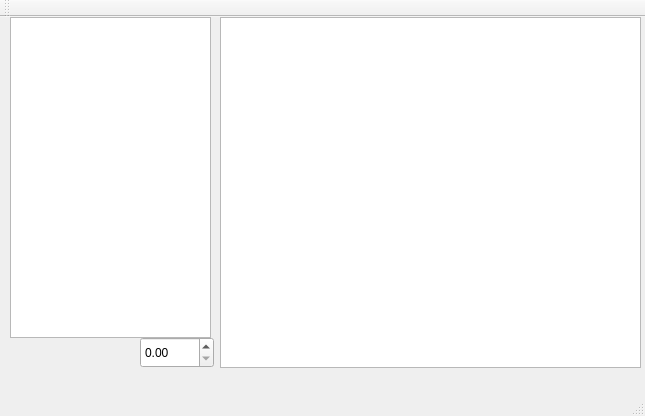
The window that bezier/mainwindow.ui (pholat/Bezier) describes before a commit, drawn with Qt 5.
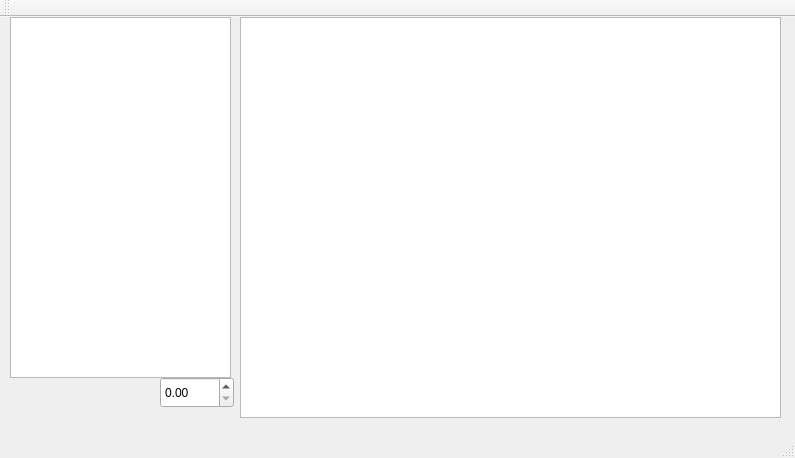
The same window after the commit.

The edit to the form file:
```diff
--- a/bezier/mainwindow.ui
+++ b/bezier/mainwindow.ui
@@ -6,8 +6,8 @@
    <rect>
     <x>0</x>
     <y>0</y>
-    <width>645</width>
-    <height>416</height>
+    <width>795</width>
+    <height>458</height>
    </rect>
   </property>
   <property name="windowTitle">
@@ -28,10 +28,10 @@
    <widget class="QGraphicsView" name="graphicsView">
     <property name="geometry">
      <rect>
-      <x>220</x>
+      <x>240</x>
       <y>0</y>
-      <width>421</width>
-      <height>351</height>
+      <width>541</width>
+      <height>401</height>
      </rect>
     </property>
    </widget>
@@ -40,16 +40,16 @@
      <rect>
       <x>10</x>
       <y>0</y>
-      <width>201</width>
-      <height>321</height>
+      <width>221</width>
+      <height>361</height>
      </rect>
     </property>
    </widget>
    <widget class="QDoubleSpinBox" name="scaleSpinBox">
     <property name="geometry">
      <rect>
-      <x>140</x>
-      <y>320</y>
+      <x>160</x>
+      <y>360</y>
       <width>74</width>
       <height>31</height>
      </rect>
```
Left out of the diff: 2 changed lines with no effect on the pictures.
